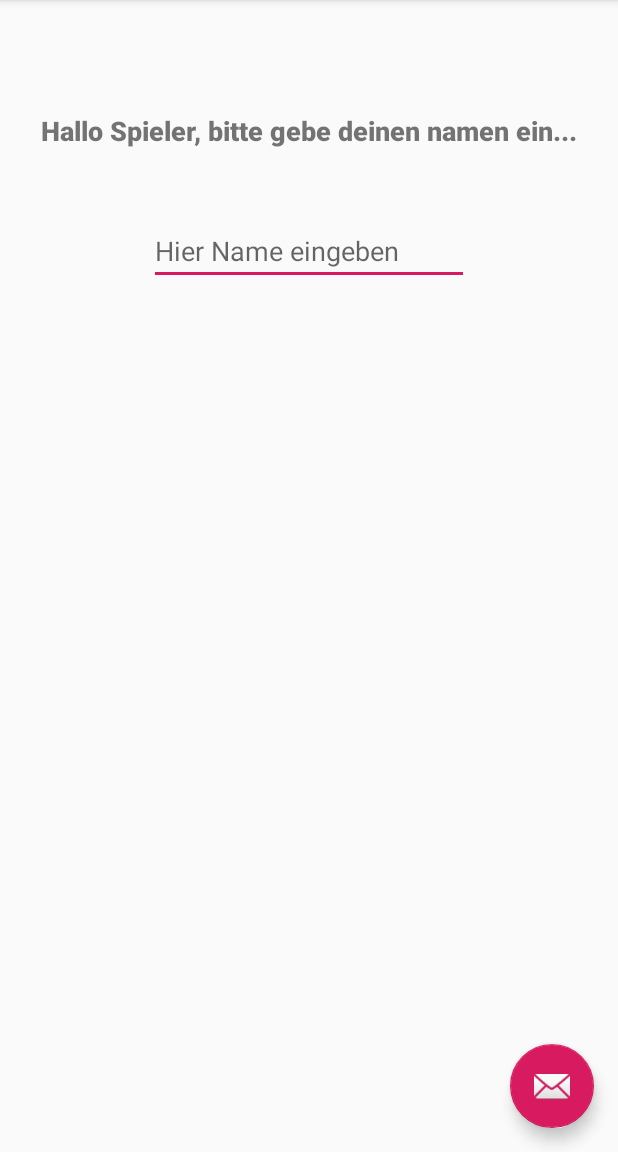
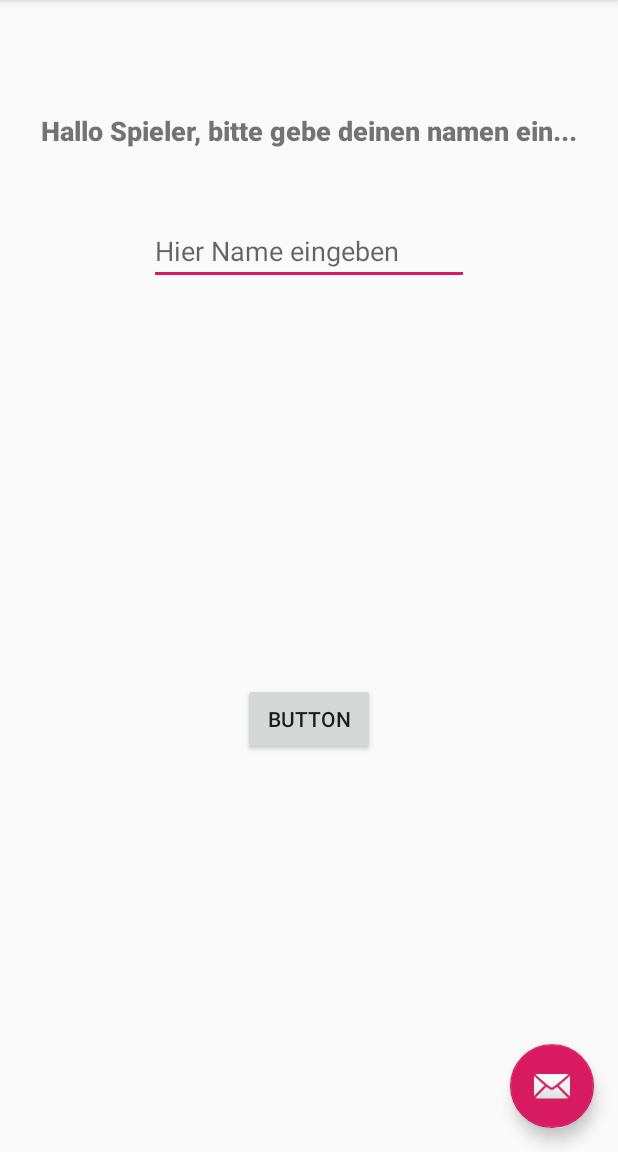
Before and after one commit to MaksimG69/Sudoku, an Android app: the screen it shows after launch (MainActivity), on a phone screen of 412 x 824 dp, the part 84-1236 px from its top. Run offline under Robolectric (Android 15) with nearby library versions, the phone set to English and light mode, and no system bars.

Commit message:
Bild iz da

```diff
--- a/app/src/main/AndroidManifest.xml
+++ b/app/src/main/AndroidManifest.xml
@@ -9,6 +9,7 @@
         android:roundIcon="@mipmap/ic_launcher_round"
         android:supportsRtl="true"
         android:theme="@style/AppTheme">
+        <activity android:name=".anzeige"></activity>
         <activity
             android:name=".MainActivity"
             android:label="@string/app_name"
--- a/app/src/main/java/com/example/sudoku/MainActivity.java
+++ b/app/src/main/java/com/example/sudoku/MainActivity.java
@@ -1,5 +1,6 @@
 package com.example.sudoku;
 
+import android.content.Intent;
 import android.os.Bundle;
 
 import com.google.android.material.floatingactionbutton.FloatingActionButton;
@@ -11,6 +12,7 @@ import androidx.appcompat.widget.Toolbar;
 import android.view.View;
 import android.view.Menu;
 import android.view.MenuItem;
+import android.widget.Button;
 import android.widget.EditText;
 
 public class MainActivity extends AppCompatActivity {
@@ -37,8 +39,17 @@ public class MainActivity extends AppCompatActivity {
         EditText editText = findViewById(R.id.editTextName);
 
         // TODO Testen was toString genau liefert...
-        // TODO Name speichern um den Spielstand und Score zuzuprdnen
+        // TODO Name speichern um den Spielstand und Score zuzuordnen
         String s = editText.toString();
+
+        // TEste anzeige
+        Button button = findViewById(R.id.button);
+        button.setOnClickListener(new View.OnClickListener() {
+            @Override
+            public void onClick(View v) {
+                openAzeige(anzeige.class);
+            }
+        });
     }
 
     @Override
@@ -47,7 +58,11 @@ public class MainActivity extends AppCompatActivity {
         getMenuInflater().inflate(R.menu.menu_main, menu);
         return true;
     }
-
+    // Teste das Bild
+    public void openAzeige(Class c){
+        Intent intent = new Intent(this, c);
+        startActivity(intent);
+    }
     @Override
     public boolean onOptionsItemSelected(MenuItem item) {
         // Handle action bar item clicks here. The action bar will
--- a/app/src/main/res/layout/content_main.xml
+++ b/app/src/main/res/layout/content_main.xml
@@ -26,8 +26,8 @@
         android:layout_width="wrap_content"
         android:layout_height="wrap_content"
         android:ems="10"
+        android:hint="@string/hintergrund_deutsch"
         android:inputType="textPersonName"
-        android:hint="@string/hintergrund_deutsch"
         app:layout_constraintBottom_toBottomOf="parent"
         app:layout_constraintEnd_toEndOf="parent"
         app:layout_constraintHorizontal_bias="0.5"
@@ -35,4 +35,15 @@
         app:layout_constraintTop_toTopOf="parent"
         app:layout_constraintVertical_bias="0.19999999" />
 
+    <Button
+        android:id="@+id/button"
+        android:layout_width="wrap_content"
+        android:layout_height="wrap_content"
+        android:text="Button"
+        app:layout_constraintBottom_toBottomOf="parent"
+        app:layout_constraintEnd_toEndOf="parent"
+        app:layout_constraintHorizontal_bias="0.5"
+        app:layout_constraintStart_toStartOf="parent"
+        app:layout_constraintTop_toBottomOf="@+id/editTextName" />
+
 </androidx.constraintlayout.widget.ConstraintLayout>
```
Also changed, not shown: app/src/main/java/com/example/sudoku/anzeige.java (added, +18 -0 lines), app/src/main/res/layout/activity_anzeige.xml (added, +16 -0 lines), app/src/main/res/drawable-v24/tabelle_schwarz_weiss.png (added).
